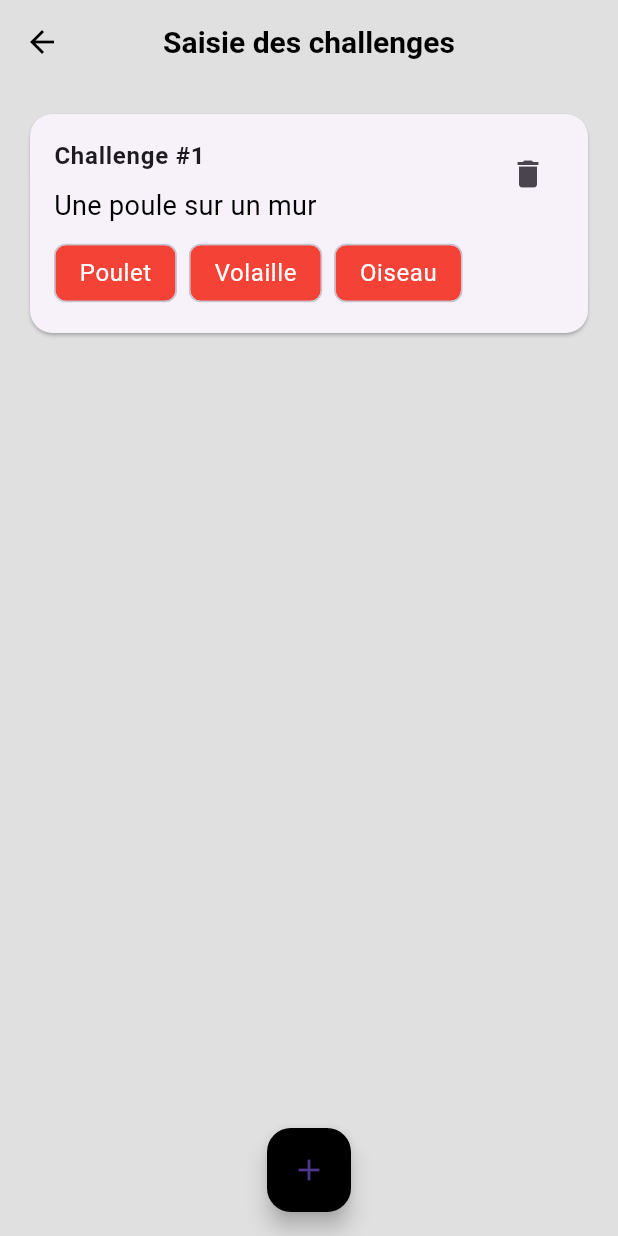
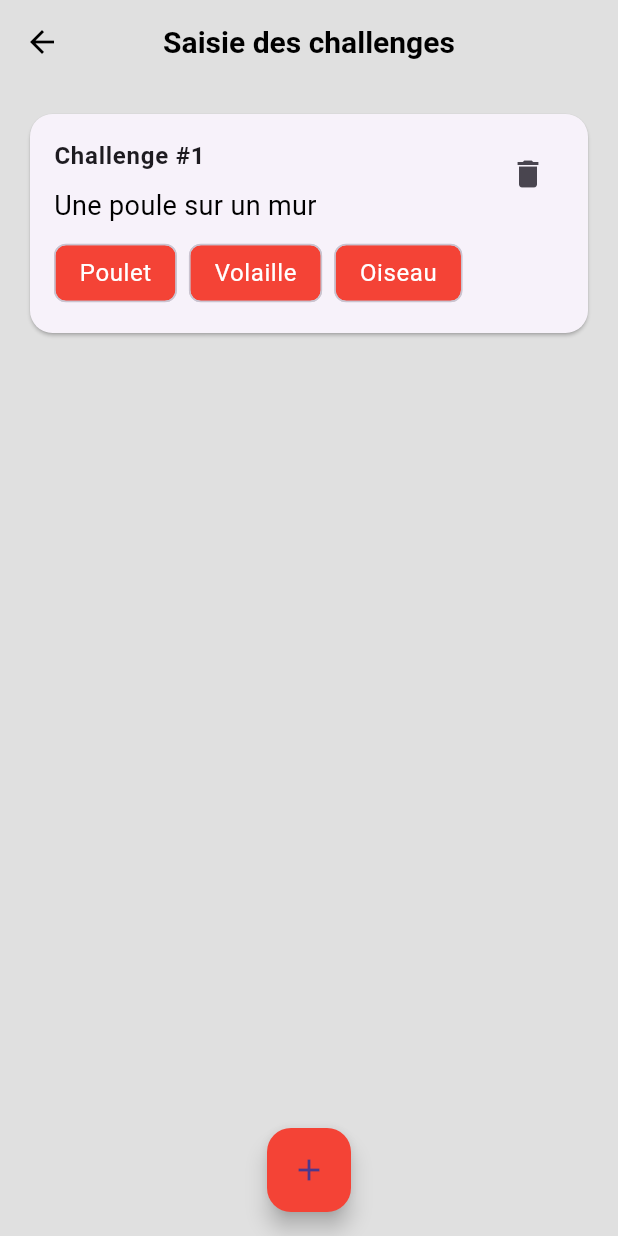
Before and after one commit to dimitri-perriet/piction_ia_ry, a Flutter app: the ChallengeInputScreen screen opened directly, on a phone screen of 412 x 824 dp. Run offline on Flutter 3.47's test engine with Material 3 defaults, Android fonts, the phone set to English and light mode, and no system bars.

Commit message:
Couleur bouton challenge_input_screen.dart

```diff
--- a/lib/main.dart
+++ b/lib/main.dart
@@ -59,7 +59,7 @@ class MyApp extends StatelessWidget {
           backgroundColor: Colors.black,
         ),
       ),
-      home: const LoginScreen(),
+      home: const ChallengeInputScreen(),
     );
   }
 }
--- a/lib/ui/screens/challenge_input_screen.dart
+++ b/lib/ui/screens/challenge_input_screen.dart
@@ -89,6 +89,8 @@ class ChallengeInputScreen extends StatelessWidget {
               onPressed: () {
               },
               child: const Icon(Icons.add),
+              //Style l'icon
+              backgroundColor: Colors.red,
             ),
           ],
         ),
```
